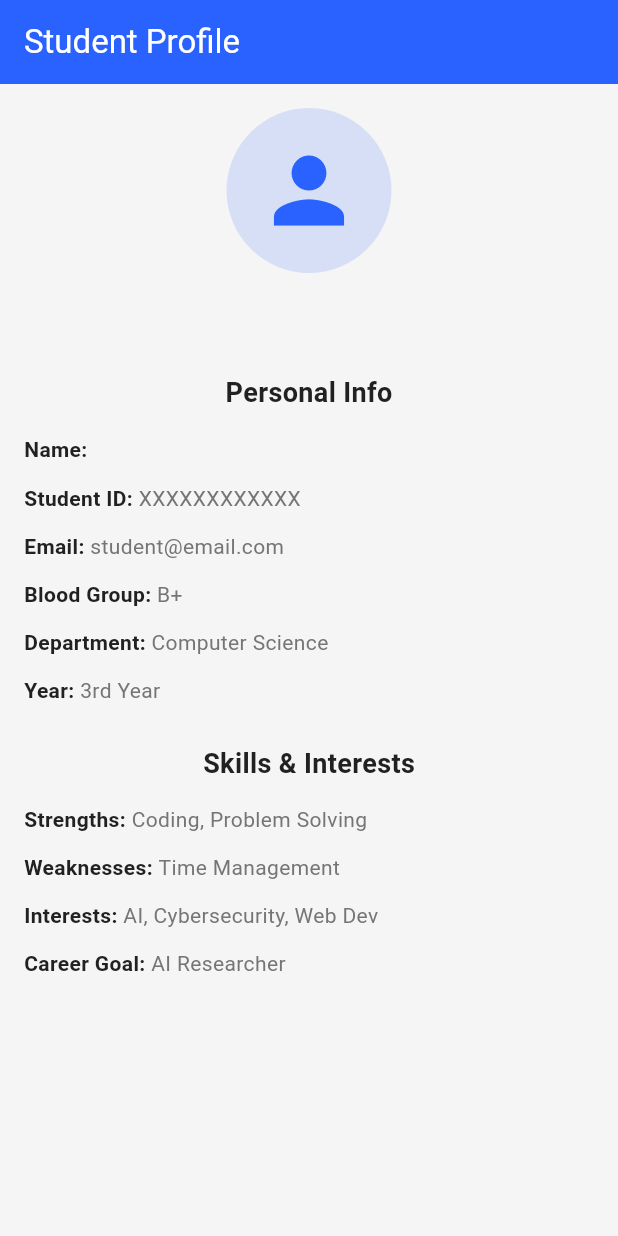
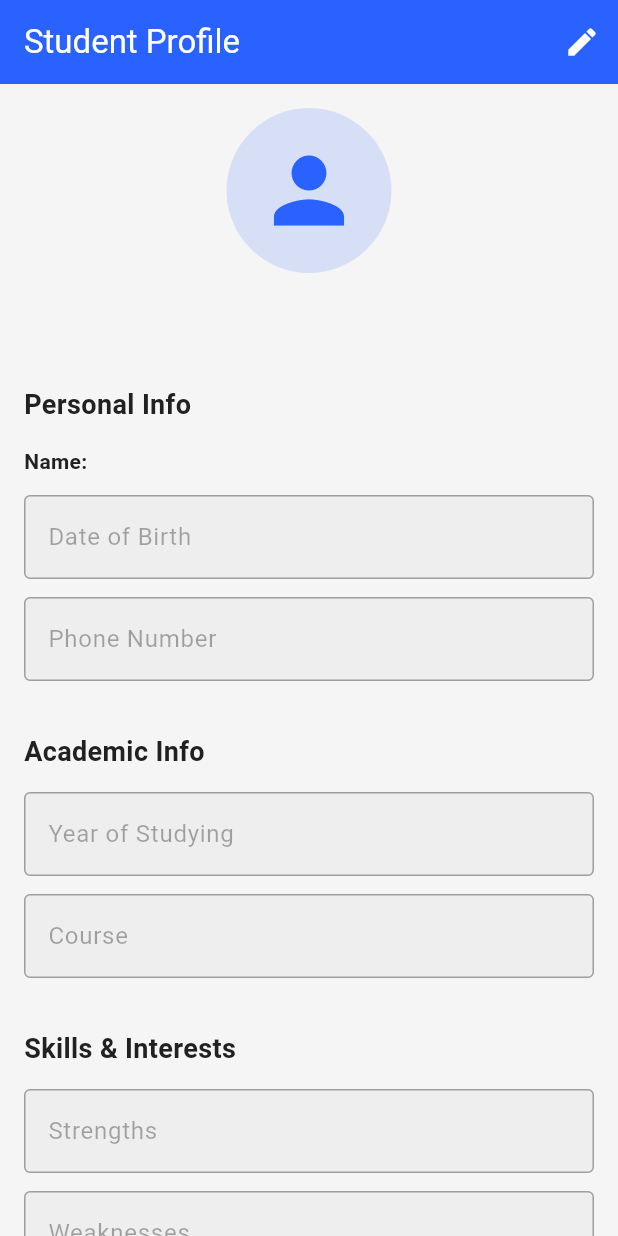
Before and after one commit to MoghulKannan-N/ARC-LVL-1, a Flutter app: the ProfileScreen screen opened directly with empty values, on a phone screen of 412 x 824 dp. Run offline on Flutter 3.47's test engine with Material 3 defaults, Android fonts, the phone set to English and light mode, and no system bars; our stand-ins replace camera, shared_preferences; missing offline and left inert: google_mlkit_face_detection; accounts and stored records are empty; network calls fail.

Commit message:
profile screen updation

```diff
--- a/front end/smart_curriculum/lib/config.dart
+++ b/front end/smart_curriculum/lib/config.dart
@@ -1,4 +1,4 @@
-const String flask ="https://garcia-statutory-dictionary-atlanta.trycloudflare.com";
+const String flask ="http://localhost:5000";
 
 
-const String sb ="https://village-resources-converted-average.trycloudflare.com";
+const String sb ="http://localhost:8080";
--- a/front end/smart_curriculum/lib/screens/Student_screens/profile_screen.dart
+++ b/front end/smart_curriculum/lib/screens/Student_screens/profile_screen.dart
@@ -1,11 +1,92 @@
-// lib/screens/student/profile_screen.dart
 import 'package:flutter/material.dart';
 import 'package:smart_curriculum/utils/constants.dart';
+import 'package:smart_curriculum/services/Student_service/student_api_service.dart';
 
-class ProfileScreen extends StatelessWidget {
+class ProfileScreen extends StatefulWidget {
   final String studentName;
 
   const ProfileScreen({super.key, required this.studentName});
+
+  @override
+  State<ProfileScreen> createState() => _ProfileScreenState();
+}
+
+class _ProfileScreenState extends State<ProfileScreen> {
+  final TextEditingController dobController = TextEditingController();
+  final TextEditingController phoneController = TextEditingController();
+  final TextEditingController strengthController = TextEditingController();
+  final TextEditingController weaknessController = TextEditingController();
+  final TextEditingController interestController = TextEditingController();
+  final TextEditingController yearController = TextEditingController();
+  final TextEditingController courseController = TextEditingController();
+
+  bool _isLoading = true;
+  bool _isSaving = false;
+  bool _isEditing = false; // 🔹 controls edit mode
+
+  @override
+  void initState() {
+    super.initState();
+    _loadProfile();
+  }
+
+  Future<void> _loadProfile() async {
+    final data = await ApiService.fetchFullProfile(widget.studentName);
+    if (data != null) {
+      setState(() {
+        dobController.text = data["dateOfBirth"] ?? "";
+        phoneController.text = data["phoneNumber"] ?? "";
+        strengthController.text = data["strength"] ?? "";
+        weaknessController.text = data["weakness"] ?? "";
+        interestController.text = data["interest"] ?? "";
+        yearController.text = data["yearOfStudying"] ?? "";
+        courseController.text = data["course"] ?? "";
+      });
+    }
+    setState(() => _isLoading = false);
+  }
+
+  Future<void> _saveProfile() async {
+    setState(() => _isSaving = true);
+
+    final Map<String, dynamic> updatedData = {
+      "studentName": widget.studentName,
+      "dateOfBirth": dobController.text,
+      "phoneNumber": phoneController.text,
+      "strength": strengthController.text,
+      "weakness": weaknessController.text,
+      "interest": interestController.text,
+      "yearOfStudying": yearController.text,
+      "course": courseController.text,
+    };
+
+    final success =
+        await ApiService.updateFullProfile(widget.studentName, updatedData);
+
+    ScaffoldMessenger.of(context).showSnackBar(SnackBar(
+      content: Text(success
+          ? "Profile updated successfully!"
+          : "Failed to update profile."),
+      backgroundColor: success ? Colors.green : Colors.red,
+    ));
+
+    setState(() {
+      _isSaving = false;
+      _isEditing = false; // Return to view mode after saving
+    });
+  }
+
+  @override
+  void dispose() {
+    dobController.dispose();
+    phoneController.dispose();
+    strengthController.dispose();
+    weaknessController.dispose();
+    interestController.dispose();
+    yearController.dispose();
+    courseController.dispose();
+    super.dispose();
+  }
 
   @override
   Widget build(BuildContext context) {
@@ -14,72 +95,113 @@ class ProfileScreen extends StatelessWidget {
         title: const Text("Student Profile"),
         backgroundColor: AppColors.primaryColor,
         foregroundColor: Colors.white,
+        actions: [
+          if (!_isLoading)
+            IconButton(
+              icon: Icon(_isEditing ? Icons.save : Icons.edit),
+              onPressed: _isSaving
+                  ? null
+                  : () {
+                      if (_isEditing) {
+                        _saveProfile();
+                      } else {
+                        setState(() => _isEditing = true);
+                      }
+                    },
             ),
-      body: SingleChildScrollView(
+        ],
+      ),
+      body: _isLoading
+          ? const Center(child: CircularProgressIndicator())
+          : SingleChildScrollView(
               padding: const EdgeInsets.all(16),
               child: Column(
                 children: [
-            // NO PHOTO – Just icon
                   CircleAvatar(
                     radius: 55,
                     backgroundColor: AppColors.primaryColor.withOpacity(0.15),
                     child: const Icon(Icons.person,
                         size: 70, color: AppColors.primaryColor),
                   ),
-
                   const SizedBox(height: 16),
-
                   Text(
-              studentName,
+                    widget.studentName,
                     style: const TextStyle(
                       fontWeight: FontWeight.bold,
                       fontSize: 22,
-                  color: AppColors.textColor),
+                      color: AppColors.textColor,
                     ),
+                  ),
+                  const SizedBox(height: 20),
+                  _sectionTitle("Personal Info"),
+                  _readonlyField("Name", widget.studentName),
+                  _editableField("Date of Birth", dobController,
+                      hint: "DD-MM-YYYY"),
+                  _editableField("Phone Number", phoneController,
+                      keyboard: TextInputType.phone),
+                  const SizedBox(height: 20),
+                  _sectionTitle("Academic Info"),
+                  _editableField("Year of Studying", yearController),
+                  _editableField("Course", courseController),
+                  const SizedBox(height: 20),
+                  _sectionTitle("Skills & Interests"),
+                  _editableField("Strengths", strengthController),
+                  _editableField("Weaknesses", weaknessController),
+                  _editableField("Interests", interestController),
 
+                  if (_isSaving) ...[
                     const SizedBox(height: 20),
-
-            _title("Personal Info"),
-            _info("Name", studentName),
-            _info("Student ID", "XXXXXXXXXXXX"),
-            _info("Email", "student@email.com"),
-            _info("Blood Group", "B+"),
-            _info("Department", "Computer Science"),
-            _info("Year", "3rd Year"),
-
-            const SizedBox(height: 20),
-
-            _title("Skills & Interests"),
-            _info("Strengths", "Coding, Problem Solving"),
-            _info("Weaknesses", "Time Management"),
-            _info("Interests", "AI, Cybersecurity, Web Dev"),
-            _info("Career Goal", "AI Researcher"),
+                    const CircularProgressIndicator(),
+                  ]
                 ],
               ),
             ),
     );
   }
 
-  Widget _title(String t) => Padding(
-        padding: const EdgeInsets.only(bottom: 8),
-        child: Text(t,
+  Widget _sectionTitle(String title) => Align(
+        alignment: Alignment.centerLeft,
+        child: Padding(
+          padding: const EdgeInsets.symmetric(vertical: 8),
+          child: Text(title,
               style: const TextStyle(
                   fontSize: 18,
                   fontWeight: FontWeight.bold,
                   color: AppColors.textColor)),
+        ),
       );
 
-  Widget _info(String k, String v) => Padding(
+  Widget _readonlyField(String label, String value) => Padding(
         padding: const EdgeInsets.symmetric(vertical: 6),
         child: Row(
           children: [
-            Text("$k: ",
+            Text("$label: ",
                 style: const TextStyle(
                     fontWeight: FontWeight.bold, color: AppColors.textColor)),
             Expanded(
-                child: Text(v,
+                child: Text(value,
                     style: const TextStyle(color: AppColors.subtitleColor))),
           ],
         ),
       );
+
+  Widget _editableField(String label, TextEditingController controller,
+      {String? hint, TextInputType? keyboard}) {
+    return Padding(
+      padding: const EdgeInsets.symmetric(vertical: 6),
+      child: TextField(
+        controller: controller,
+        enabled: _isEditing, // 🔹 disables editing in view mode
+        keyboardType: keyboard ?? TextInputType.text,
+        decoration: InputDecoration(
+          labelText: label,
+          hintText: hint,
+          border: const OutlineInputBorder(),
+          filled: !_isEditing,
+          fillColor:
+              _isEditing ? Colors.white : Colors.grey.shade200, // subtle hint
+        ),
+      ),
+    );
   }
+}
--- a/front end/smart_curriculum/lib/services/Student_service/student_api_service.dart
+++ b/front end/smart_curriculum/lib/services/Student_service/student_api_service.dart
@@ -16,7 +16,9 @@ class ApiService {
   static const _kStudentName = 'student_logged_in_name';
   static const _kFaceRegistered = 'student_face_registered';
 
-  /// Save current login state to local persistent storage.
+  // ---------------------------------------------------------
+  // SAVE / LOAD / CLEAR LOGIN STATE
+  // ---------------------------------------------------------
   static Future<void> saveLoginState() async {
     try {
       final prefs = await SharedPreferences.getInstance();
@@ -34,7 +36,6 @@ class ApiService {
     }
   }
 
-  /// Load saved login state (if any) into memory.
   static Future<void> loadLoginState() async {
     try {
       final prefs = await SharedPreferences.getInstance();
@@ -46,7 +47,6 @@ class ApiService {
     }
   }
 
-  /// Clear login state from memory and persistent storage.
   static Future<void> clearLoginState() async {
     loggedInUsername = null;
     loggedInStudentName = null;
@@ -101,12 +101,10 @@ class ApiService {
         loggedInStudentName = profile["name"].toString();
       }
 
-      // (Optional) still checks face registration for later
       if (loggedInStudentName != null) {
         isFaceRegistered = await checkFaceExists(loggedInStudentName!);
       }
 
-      // persist login state so user remains logged in across app restarts
       await saveLoginState();
 
       return true;
@@ -136,7 +134,7 @@ class ApiService {
   }
 
   // ---------------------------------------------------------
-  // GET STUDENT PROFILE
+  // GET STUDENT PROFILE (OLD SYSTEM)
   // ---------------------------------------------------------
   static Future<Map<String, dynamic>?> getStudentProfile() async {
     if (loggedInUsername == null) return null;
@@ -156,7 +154,45 @@ class ApiService {
   }
 
   // ---------------------------------------------------------
-  // MARK PRESENT
+  // PROFILE MANAGEMENT (NEW)
+  // ---------------------------------------------------------
+
+  /// Fetch extended student profile (from ProfileController)
+  static Future<Map<String, dynamic>?> fetchFullProfile(
+      String studentName) async {
+    final url = Uri.parse("$springUrl/profile/$studentName");
+
+    try {
+      final res = await http.get(url);
+      if (res.statusCode == 200 && res.body.isNotEmpty) {
+        return jsonDecode(res.body);
+      }
+      return null;
+    } catch (e) {
+      print("❌ fetchFullProfile error: $e");
+      return null;
+    }
+  }
+
+  /// Update profile fields (DOB, phone, course, etc.)
+  static Future<bool> updateFullProfile(
+      String studentName, Map<String, dynamic> profileData) async {
+    final url = Uri.parse("$springUrl/profile/$studentName");
+    try {
+      final res = await http.put(
+        url,
+        headers: {"Content-Type": "application/json"},
+        body: jsonEncode(profileData),
+      );
+      return res.statusCode == 200;
+    } catch (e) {
+      print("❌ updateFullProfile error: $e");
+      return false;
+    }
+  }
+
+  // ---------------------------------------------------------
+  // ATTENDANCE MANAGEMENT
   // ---------------------------------------------------------
   static Future<bool> markAttendance(String studentName) async {
     final url = Uri.parse("$springUrl/attendance/mark");
@@ -175,9 +211,6 @@ class ApiService {
     }
   }
 
-  // ---------------------------------------------------------
-  // MARK ABSENT
-  // ---------------------------------------------------------
   static Future<bool> markAbsent(String studentName) async {
     final url = Uri.parse("$springUrl/attendance/mark");
     try {
```
Also changed, not shown: front end/smart_curriculum/pubspec.lock, 7 other files. Lines whose indentation alone changed are shown as unchanged.
